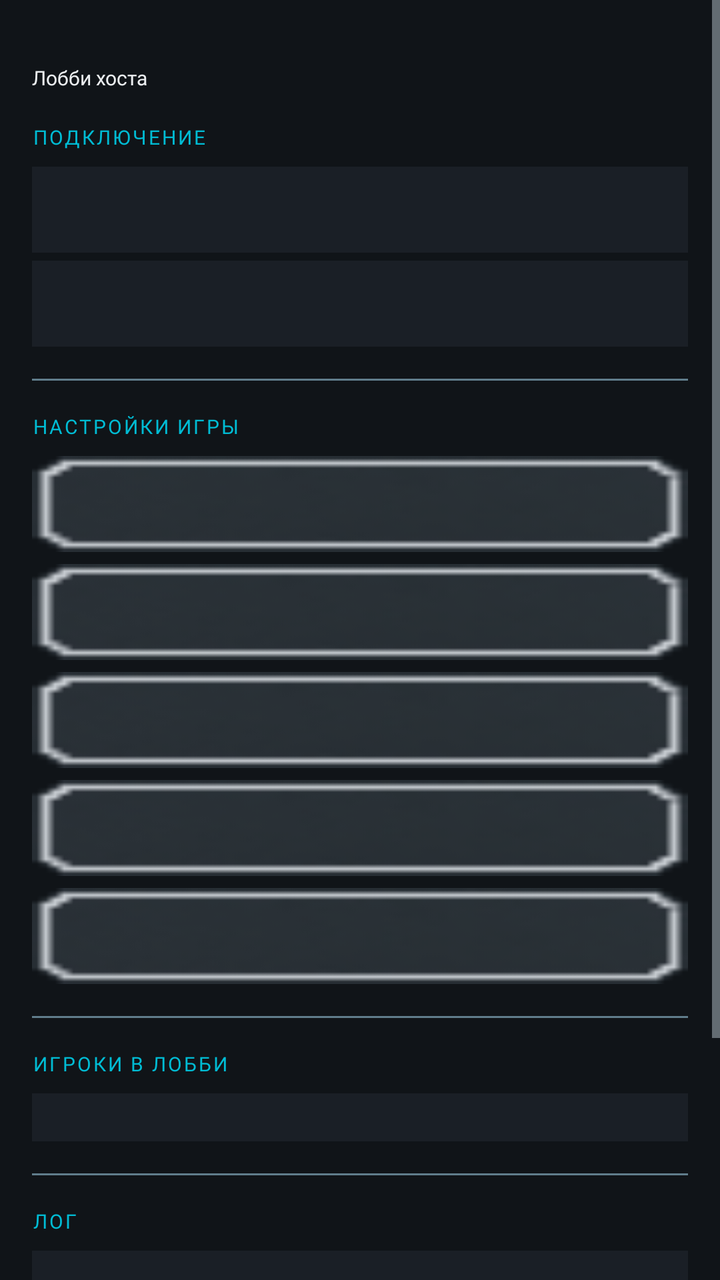
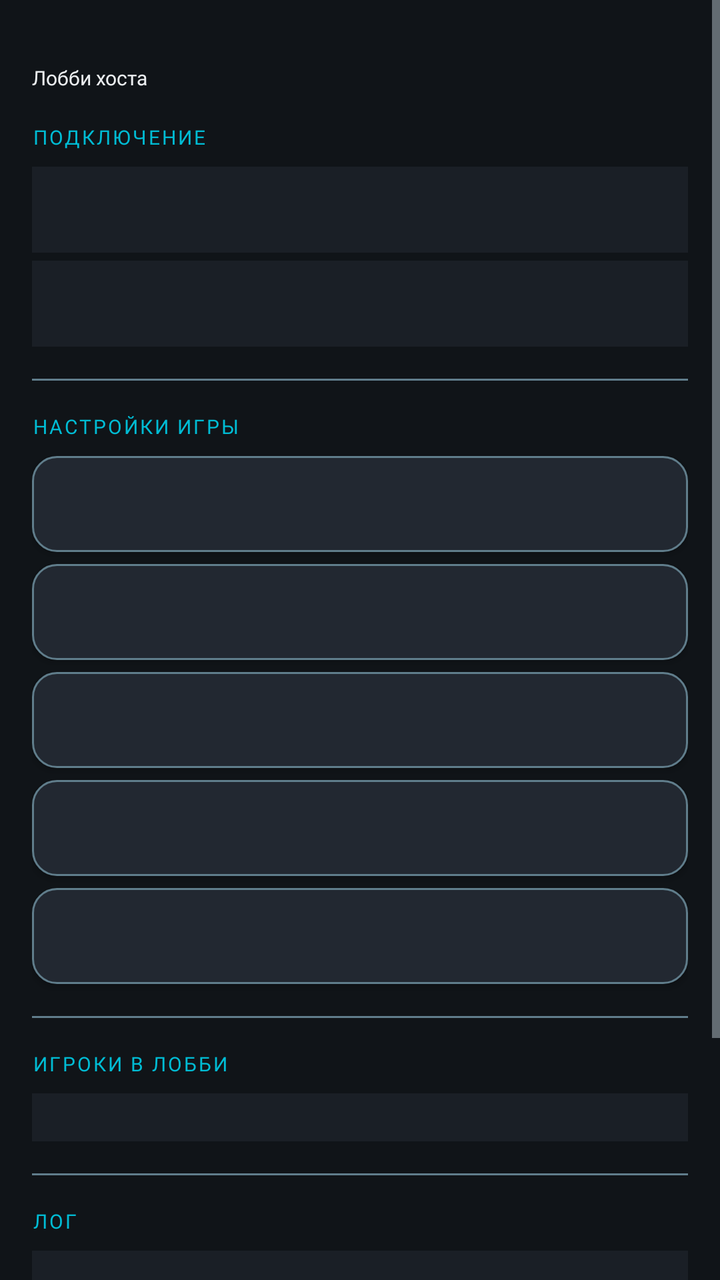

The first picture is an Android layout as it rendered before a commit; the second is the same layout after the commit. The layout source and the unified diff follow.
<!-- AndroidManifest.xml: application theme Theme.MinesweeperEvolution -->
<!-- res/layout/activity_lobby_host.xml -->
<?xml version="1.0" encoding="utf-8"?>
<ScrollView xmlns:android="http://schemas.android.com/apk/res/android"
    android:layout_width="match_parent"
    android:layout_height="match_parent"
    android:background="@color/bg_dark"
    android:fillViewport="true">

    <LinearLayout
        android:layout_width="match_parent"
        android:layout_height="wrap_content"
        android:orientation="vertical"
        android:padding="16dp">

        <TextView
            android:layout_width="wrap_content"
            android:layout_height="wrap_content"
            android:text="@string/mp_lobby_title"
            android:fontFamily="@font/press_start_2p"
            android:textColor="@color/text_primary"
            android:textSize="10sp"
            android:layout_marginTop="16dp"
            android:layout_marginBottom="16dp" />

        
        <TextView
            android:layout_width="wrap_content"
            android:layout_height="wrap_content"
            android:text="@string/section_connection"
            android:fontFamily="@font/press_start_2p"
            android:textColor="@color/accent"
            android:textSize="10sp"
            android:letterSpacing="0.1"
            android:layout_marginBottom="8dp" />

        <TextView
            android:id="@+id/tvHostIp"
            android:layout_width="match_parent"
            android:layout_height="wrap_content"
            android:background="@color/bg_panel"
            android:padding="12dp"
            android:textColor="@color/accent"
            android:textSize="14sp"
            android:fontFamily="@font/vt323"
            android:textIsSelectable="true"
            android:layout_marginBottom="4dp" />

        <TextView
            android:id="@+id/tvHostPort"
            android:layout_width="match_parent"
            android:layout_height="wrap_content"
            android:background="@color/bg_panel"
            android:padding="12dp"
            android:textColor="@color/text_secondary"
            android:fontFamily="@font/vt323"
            android:textSize="14sp"
            android:layout_marginBottom="16dp" />

        
        <View
            android:layout_width="match_parent"
            android:layout_height="1dp"
            android:background="@color/text_dim"
            android:layout_marginBottom="16dp" />

        
        <TextView
            android:layout_width="wrap_content"
            android:layout_height="wrap_content"
            android:text="@string/section_game_settings"
            android:fontFamily="@font/press_start_2p"
            android:textColor="@color/accent"
            android:textSize="10sp"
            android:letterSpacing="0.1"
            android:layout_marginBottom="8dp" />

        <Button
            android:id="@+id/btnHostNick"
            android:layout_width="match_parent"
            android:layout_height="48dp"
            android:background="@drawable/ui_button_normal"
            android:fontFamily="@font/pixelify_sans"
            android:textColor="@color/text_primary"
            android:textSize="13sp"
            android:layout_marginBottom="6dp"
            android:gravity="start|center_vertical"
            android:paddingStart="16dp" />

        <Button
            android:id="@+id/btnPickMode"
            android:layout_width="match_parent"
            android:layout_height="48dp"
            android:background="@drawable/ui_button_normal"
            android:fontFamily="@font/pixelify_sans"
            android:textColor="@color/text_primary"
            android:textSize="13sp"
            android:layout_marginBottom="6dp"
            android:gravity="start|center_vertical"
            android:paddingStart="16dp" />

        <Button
            android:id="@+id/btnPickDiff"
            android:layout_width="match_parent"
            android:layout_height="48dp"
            android:background="@drawable/ui_button_normal"
            android:fontFamily="@font/pixelify_sans"
            android:textColor="@color/text_primary"
            android:textSize="13sp"
            android:layout_marginBottom="6dp"
            android:gravity="start|center_vertical"
            android:paddingStart="16dp" />

        <Button
            android:id="@+id/btnPickShift"
            android:layout_width="match_parent"
            android:layout_height="48dp"
            android:background="@drawable/ui_button_normal"
            android:fontFamily="@font/pixelify_sans"
            android:textColor="@color/text_primary"
            android:textSize="13sp"
            android:layout_marginBottom="6dp"
            android:gravity="start|center_vertical"
            android:paddingStart="16dp" />

        <Button
            android:id="@+id/btnPickMpMode"
            android:layout_width="match_parent"
            android:layout_height="48dp"
            android:background="@drawable/ui_button_normal"
            android:fontFamily="@font/pixelify_sans"
            android:textColor="@color/text_primary"
            android:textSize="13sp"
            android:layout_marginBottom="16dp"
            android:gravity="start|center_vertical"
            android:paddingStart="16dp" />

        
        <View
            android:layout_width="match_parent"
            android:layout_height="1dp"
            android:background="@color/text_dim"
            android:layout_marginBottom="16dp" />

        
        <TextView
            android:layout_width="wrap_content"
            android:layout_height="wrap_content"
            android:text="@string/section_players"
            android:fontFamily="@font/press_start_2p"
            android:textColor="@color/accent"
            android:textSize="10sp"
            android:letterSpacing="0.1"
            android:layout_marginBottom="8dp" />

        <LinearLayout
            android:id="@+id/playersContainer"
            android:layout_width="match_parent"
            android:layout_height="wrap_content"
            android:background="@color/bg_panel"
            android:orientation="vertical"
            android:padding="12dp"
            android:layout_marginBottom="16dp" />

        
        <View
            android:layout_width="match_parent"
            android:layout_height="1dp"
            android:background="@color/text_dim"
            android:layout_marginBottom="16dp" />

        
        <TextView
            android:layout_width="wrap_content"
            android:layout_height="wrap_content"
            android:text="@string/section_log"
            android:fontFamily="@font/press_start_2p"
            android:textColor="@color/accent"
            android:textSize="10sp"
            android:letterSpacing="0.1"
            android:layout_marginBottom="8dp" />

        <TextView
            android:id="@+id/tvLobbyLog"
            android:layout_width="match_parent"
            android:layout_height="wrap_content"
            android:background="@color/bg_panel"
            android:padding="12dp"
            android:textColor="@color/text_secondary"
            android:textSize="14sp"
            android:fontFamily="@font/vt323"
            android:minLines="3"
            android:layout_marginBottom="16dp" />

        <View
            android:layout_width="match_parent"
            android:layout_height="0dp"
            android:layout_weight="1" />

        <Button
            android:id="@+id/btnStartMp"
            android:layout_width="match_parent"
            android:layout_height="56dp"
            android:background="@drawable/ui_button_active"
            android:fontFamily="@font/pixelify_sans"
            android:text="@string/mp_start_game"
            android:textColor="@color/bg_dark"
            android:textSize="16sp"
            android:textStyle="bold" />

    </LinearLayout>
</ScrollView>
<!-- resources referenced by this layout -->
<resources>
  <color name="accent">#FF00BCD4</color>
  <color name="bg_dark">#FF101418</color>
  <color name="bg_panel">#FF1A1F26</color>
  <color name="text_dim">#FF607D8B</color>
  <color name="text_primary">#FFECEFF1</color>
  <color name="text_secondary">#FFB0BEC5</color>
  <!-- drawable ui_button_active: png bitmap (drawable, 845 bytes) -->
  <!-- drawable ui_button_normal: png bitmap (drawable, 1182 bytes) -->
  <string name="mp_lobby_title">Лобби хоста</string>
  <string name="mp_start_game">Начать игру</string>
  <string name="section_connection">ПОДКЛЮЧЕНИЕ</string>
  <string name="section_game_settings">НАСТРОЙКИ ИГРЫ</string>
  <string name="section_log">ЛОГ</string>
  <string name="section_players">ИГРОКИ В ЛОББИ</string>
  <style name="Theme.MinesweeperEvolution" parent="Theme.AppCompat.NoActionBar">
          <item name="colorPrimary">@color/accent</item>
          <item name="colorPrimaryDark">@color/accent_2</item>
          <item name="colorAccent">@color/accent</item>
          <item name="android:windowBackground">@color/bg_dark</item>
          <item name="android:textColorPrimary">@color/text_primary</item>
          <item name="android:textColorSecondary">@color/text_secondary</item>
          <item name="android:statusBarColor" tools:targetApi="l">@color/bg_dark</item>
          
          <item name="android:alertDialogTheme">@style/Theme.MinesweeperDialog</item>
          <item name="alertDialogTheme">@style/Theme.MinesweeperDialog</item>
      </style>
  <color name="accent_2">#FF26C6DA</color>
  <style name="Theme.MinesweeperDialog" parent="Theme.AppCompat.Dialog.Alert">
          <item name="android:windowBackground">@color/bg_panel</item>
          <item name="android:textColorPrimary">@color/text_primary</item>
          <item name="android:textColorSecondary">@color/text_secondary</item>
          <item name="colorAccent">@color/accent</item>
          <item name="android:buttonBarButtonStyle">@style/Widget.DialogButton</item>
      </style>
  <style name="Widget.DialogButton" parent="Widget.AppCompat.Button.ButtonBar.AlertDialog">
          <item name="android:textColor">@color/accent</item>
      </style>
</resources>

<!-- the commit's change to res/layout/activity_lobby_host.xml (unified diff, before → after) -->
@@ -77,7 +77,7 @@
             android:id="@+id/btnHostNick"
             android:layout_width="match_parent"
             android:layout_height="48dp"
-            android:background="@drawable/ui_button_normal"
+            android:background="@drawable/bg_button_secondary"
             android:fontFamily="@font/pixelify_sans"
             android:textColor="@color/text_primary"
             android:textSize="13sp"
@@ -89,7 +89,7 @@
             android:id="@+id/btnPickMode"
             android:layout_width="match_parent"
             android:layout_height="48dp"
-            android:background="@drawable/ui_button_normal"
+            android:background="@drawable/bg_button_secondary"
             android:fontFamily="@font/pixelify_sans"
             android:textColor="@color/text_primary"
             android:textSize="13sp"
@@ -101,7 +101,7 @@
             android:id="@+id/btnPickDiff"
             android:layout_width="match_parent"
             android:layout_height="48dp"
-            android:background="@drawable/ui_button_normal"
+            android:background="@drawable/bg_button_secondary"
             android:fontFamily="@font/pixelify_sans"
             android:textColor="@color/text_primary"
             android:textSize="13sp"
@@ -113,7 +113,7 @@
             android:id="@+id/btnPickShift"
             android:layout_width="match_parent"
             android:layout_height="48dp"
-            android:background="@drawable/ui_button_normal"
+            android:background="@drawable/bg_button_secondary"
             android:fontFamily="@font/pixelify_sans"
             android:textColor="@color/text_primary"
             android:textSize="13sp"
@@ -125,7 +125,7 @@
             android:id="@+id/btnPickMpMode"
             android:layout_width="match_parent"
             android:layout_height="48dp"
-            android:background="@drawable/ui_button_normal"
+            android:background="@drawable/bg_button_secondary"
             android:fontFamily="@font/pixelify_sans"
             android:textColor="@color/text_primary"
             android:textSize="13sp"
@@ -199,10 +199,10 @@
             android:id="@+id/btnStartMp"
             android:layout_width="match_parent"
             android:layout_height="56dp"
-            android:background="@drawable/ui_button_active"
+            android:background="@drawable/bg_button_primary"
             android:fontFamily="@font/pixelify_sans"
             android:text="@string/mp_start_game"
-            android:textColor="@color/bg_dark"
+            android:textColor="@color/text_primary"
             android:textSize="16sp"
             android:textStyle="bold" />
 
<!-- resource entries referenced after the edit -->
@@ -6,8 +6,52 @@
   <color name="text_dim">#FF607D8B</color>
   <color name="text_primary">#FFECEFF1</color>
   <color name="text_secondary">#FFB0BEC5</color>
-  <!-- drawable ui_button_active: png bitmap (drawable, 845 bytes) -->
-  <!-- drawable ui_button_normal: png bitmap (drawable, 1182 bytes) -->
+  <!-- drawable bg_button_primary (drawable) -->
+  <?xml version="1.0" encoding="utf-8"?>
+  <selector xmlns:android="http://schemas.android.com/apk/res/android">
+      
+      <item android:state_pressed="true">
+          <shape android:shape="rectangle">
+              <solid android:color="@color/accent_2"/>
+              <corners android:radius="12dp"/>
+          </shape>
+      </item>
+      
+      <item>
+          <shape android:shape="rectangle">
+              <solid android:color="@color/accent"/>
+              <corners android:radius="12dp"/>
+          </shape>
+      </item>
+  </selector>
+  <!-- drawable bg_button_secondary (drawable) -->
+  <?xml version="1.0" encoding="utf-8"?>
+  <selector xmlns:android="http://schemas.android.com/apk/res/android">
+      
+      <item android:state_selected="true">
+          <shape android:shape="rectangle">
+              <solid android:color="@color/accent"/>
+              <corners android:radius="12dp"/>
+              <stroke android:width="1dp" android:color="@color/accent_2"/>
+          </shape>
+      </item>
+      
+      <item android:state_pressed="true">
+          <shape android:shape="rectangle">
+              <solid android:color="@color/bg_panel_alt"/>
+              <corners android:radius="12dp"/>
+              <stroke android:width="2dp" android:color="@color/accent"/>
+          </shape>
+      </item>
+      
+      <item>
+          <shape android:shape="rectangle">
+              <solid android:color="@color/bg_panel_alt"/>
+              <corners android:radius="12dp"/>
+              <stroke android:width="1dp" android:color="@color/text_dim"/>
+          </shape>
+      </item>
+  </selector>
   <string name="mp_lobby_title">Лобби хоста</string>
   <string name="mp_start_game">Начать игру</string>
   <string name="section_connection">ПОДКЛЮЧЕНИЕ</string>
@@ -27,6 +71,7 @@
           <item name="alertDialogTheme">@style/Theme.MinesweeperDialog</item>
       </style>
   <color name="accent_2">#FF26C6DA</color>
+  <color name="bg_panel_alt">#FF222831</color>
   <style name="Theme.MinesweeperDialog" parent="Theme.AppCompat.Dialog.Alert">
           <item name="android:windowBackground">@color/bg_panel</item>
           <item name="android:textColorPrimary">@color/text_primary</item>
